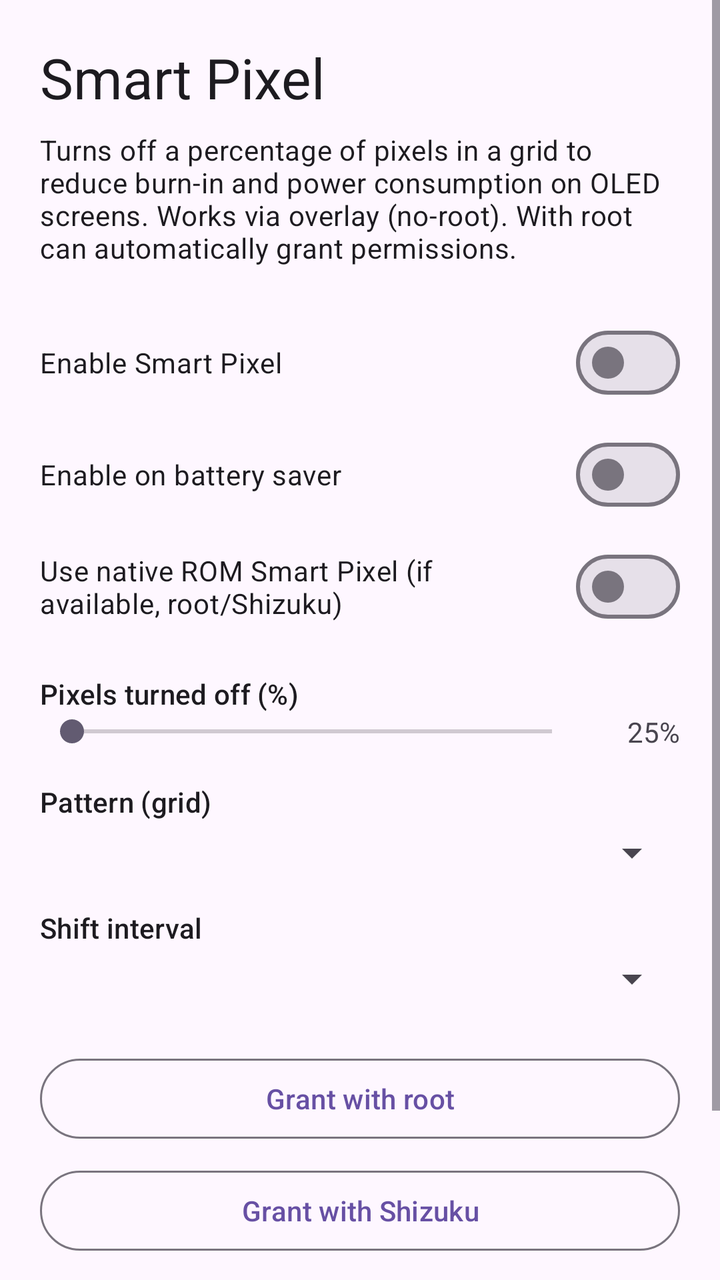
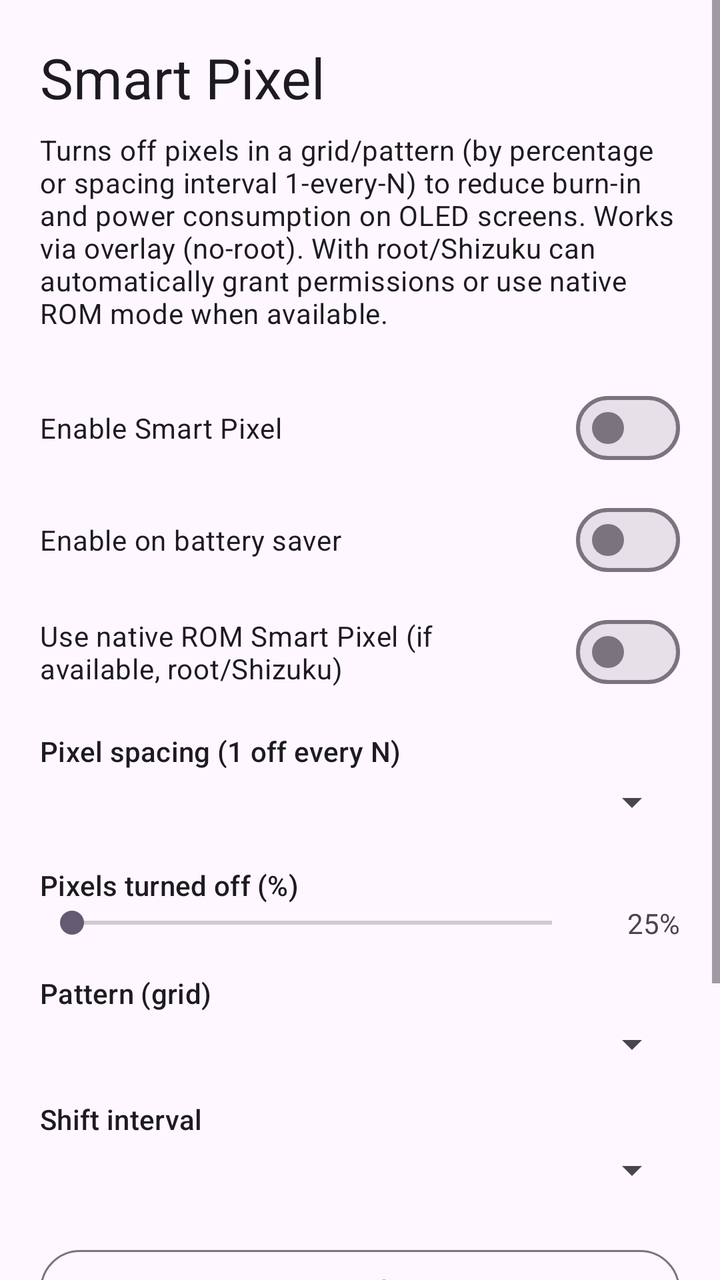

An Android layout rendered at two revisions. The XML below is the earlier revision; the diff shows what the commit changed to produce the second picture.
<!-- AndroidManifest.xml: application theme Theme.SmartPixel -->
<!-- res/layout/activity_main.xml -->
<?xml version="1.0" encoding="utf-8"?>
<ScrollView xmlns:android="http://schemas.android.com/apk/res/android"
    xmlns:app="http://schemas.android.com/apk/res-auto"
    android:layout_width="match_parent"
    android:layout_height="match_parent">

    <LinearLayout
        android:layout_width="match_parent"
        android:layout_height="wrap_content"
        android:orientation="vertical"
        android:padding="20dp">

        <TextView
            android:layout_width="wrap_content"
            android:layout_height="wrap_content"
            android:text="@string/app_name"
            android:textAppearance="@style/TextAppearance.Material3.HeadlineMedium" />

        <TextView
            android:layout_width="match_parent"
            android:layout_height="wrap_content"
            android:layout_marginTop="8dp"
            android:text="@string/desc"
            android:textAppearance="@style/TextAppearance.Material3.BodyMedium" />

        <com.google.android.material.materialswitch.MaterialSwitch
            android:id="@+id/switchEnable"
            android:layout_width="match_parent"
            android:layout_height="wrap_content"
            android:layout_marginTop="24dp"
            android:text="@string/enable_smart_pixels" />

        <com.google.android.material.materialswitch.MaterialSwitch
            android:id="@+id/switchBatterySaver"
            android:layout_width="match_parent"
            android:layout_height="wrap_content"
            android:layout_marginTop="8dp"
            android:text="@string/enable_on_battery_saver" />

        <com.google.android.material.materialswitch.MaterialSwitch
            android:id="@+id/switchNativeMode"
            android:layout_width="match_parent"
            android:layout_height="wrap_content"
            android:layout_marginTop="8dp"
            android:text="@string/native_mode" />

        <TextView
            android:layout_width="match_parent"
            android:layout_height="wrap_content"
            android:layout_marginTop="20dp"
            android:text="@string/intensity"
            android:textAppearance="@style/TextAppearance.Material3.TitleSmall" />

        <LinearLayout
            android:layout_width="match_parent"
            android:layout_height="wrap_content"
            android:gravity="center_vertical"
            android:orientation="horizontal">

            <SeekBar
                android:id="@+id/seekIntensity"
                android:layout_width="0dp"
                android:layout_height="wrap_content"
                android:layout_weight="1"
                android:max="100" />

            <TextView
                android:id="@+id/textIntensity"
                android:layout_width="48dp"
                android:layout_height="wrap_content"
                android:gravity="end"
                android:text="25%" />
        </LinearLayout>

        <TextView
            android:layout_width="match_parent"
            android:layout_height="wrap_content"
            android:layout_marginTop="16dp"
            android:text="@string/pattern"
            android:textAppearance="@style/TextAppearance.Material3.TitleSmall" />

        <Spinner
            android:id="@+id/spinnerPattern"
            android:layout_width="match_parent"
            android:layout_height="wrap_content"
            android:layout_marginTop="4dp" />

        <TextView
            android:layout_width="match_parent"
            android:layout_height="wrap_content"
            android:layout_marginTop="16dp"
            android:text="@string/shift_timeout"
            android:textAppearance="@style/TextAppearance.Material3.TitleSmall" />

        <Spinner
            android:id="@+id/spinnerShift"
            android:layout_width="match_parent"
            android:layout_height="wrap_content"
            android:layout_marginTop="4dp" />

        <com.google.android.material.button.MaterialButton
            android:id="@+id/btnRootGrant"
            style="@style/Widget.Material3.Button.OutlinedButton"
            android:layout_width="match_parent"
            android:layout_height="wrap_content"
            android:layout_marginTop="24dp"
            android:text="@string/root_grant" />

        <com.google.android.material.button.MaterialButton
            android:id="@+id/btnShizukuGrant"
            style="@style/Widget.Material3.Button.OutlinedButton"
            android:layout_width="match_parent"
            android:layout_height="wrap_content"
            android:layout_marginTop="8dp"
            android:text="@string/shizuku_grant" />

        <com.google.android.material.button.MaterialButton
            android:id="@+id/btnCheckUpdates"
            style="@style/Widget.Material3.Button.OutlinedButton"
            android:layout_width="match_parent"
            android:layout_height="wrap_content"
            android:layout_marginTop="8dp"
            android:text="@string/check_updates" />

        <TextView
            android:id="@+id/textStatus"
            android:layout_width="match_parent"
            android:layout_height="wrap_content"
            android:layout_marginTop="16dp"
            android:textAppearance="@style/TextAppearance.Material3.BodySmall" />

    </LinearLayout>
</ScrollView>
<!-- resources referenced by this layout -->
<resources>
  <string name="app_name">Smart Pixel</string>
  <string name="check_updates">Check for updates</string>
  <string name="desc">Turns off a percentage of pixels in a grid to reduce burn-in and power consumption on OLED screens. Works via overlay (no-root). With root can automatically grant permissions.</string>
  <string name="enable_on_battery_saver">Enable on battery saver</string>
  <string name="enable_smart_pixels">Enable Smart Pixel</string>
  <string name="intensity">Pixels turned off (%)</string>
  <string name="native_mode">Use native ROM Smart Pixel (if available, root/Shizuku)</string>
  <string name="pattern">Pattern (grid)</string>
  <string name="root_grant">Grant with root</string>
  <string name="shift_timeout">Shift interval</string>
  <string name="shizuku_grant">Grant with Shizuku</string>
  <style name="Theme.SmartPixel" parent="Theme.Material3.DayNight.NoActionBar">
          <item name="android:statusBarColor">?attr/colorSurface</item>
      </style>
</resources>

<!-- the commit's change to res/layout/activity_main.xml (unified diff, before → after) -->
@@ -43,6 +43,19 @@
             android:layout_height="wrap_content"
             android:layout_marginTop="8dp"
             android:text="@string/native_mode" />
+
+        <TextView
+            android:layout_width="match_parent"
+            android:layout_height="wrap_content"
+            android:layout_marginTop="16dp"
+            android:text="@string/spacing"
+            android:textAppearance="@style/TextAppearance.Material3.TitleSmall" />
+
+        <Spinner
+            android:id="@+id/spinnerSpacing"
+            android:layout_width="match_parent"
+            android:layout_height="wrap_content"
+            android:layout_marginTop="4dp" />
 
         <TextView
             android:layout_width="match_parent"
<!-- resource entries referenced after the edit -->
@@ -2,7 +2,7 @@
 <resources>
   <string name="app_name">Smart Pixel</string>
   <string name="check_updates">Check for updates</string>
-  <string name="desc">Turns off a percentage of pixels in a grid to reduce burn-in and power consumption on OLED screens. Works via overlay (no-root). With root can automatically grant permissions.</string>
+  <string name="desc">Turns off pixels in a grid/pattern (by percentage or spacing interval 1-every-N) to reduce burn-in and power consumption on OLED screens. Works via overlay (no-root). With root/Shizuku can automatically grant permissions or use native ROM mode when available.</string>
   <string name="enable_on_battery_saver">Enable on battery saver</string>
   <string name="enable_smart_pixels">Enable Smart Pixel</string>
   <string name="intensity">Pixels turned off (%)</string>
@@ -11,6 +11,7 @@
   <string name="root_grant">Grant with root</string>
   <string name="shift_timeout">Shift interval</string>
   <string name="shizuku_grant">Grant with Shizuku</string>
+  <string name="spacing">Pixel spacing (1 off every N)</string>
   <style name="Theme.SmartPixel" parent="Theme.Material3.DayNight.NoActionBar">
           <item name="android:statusBarColor">?attr/colorSurface</item>
       </style>
